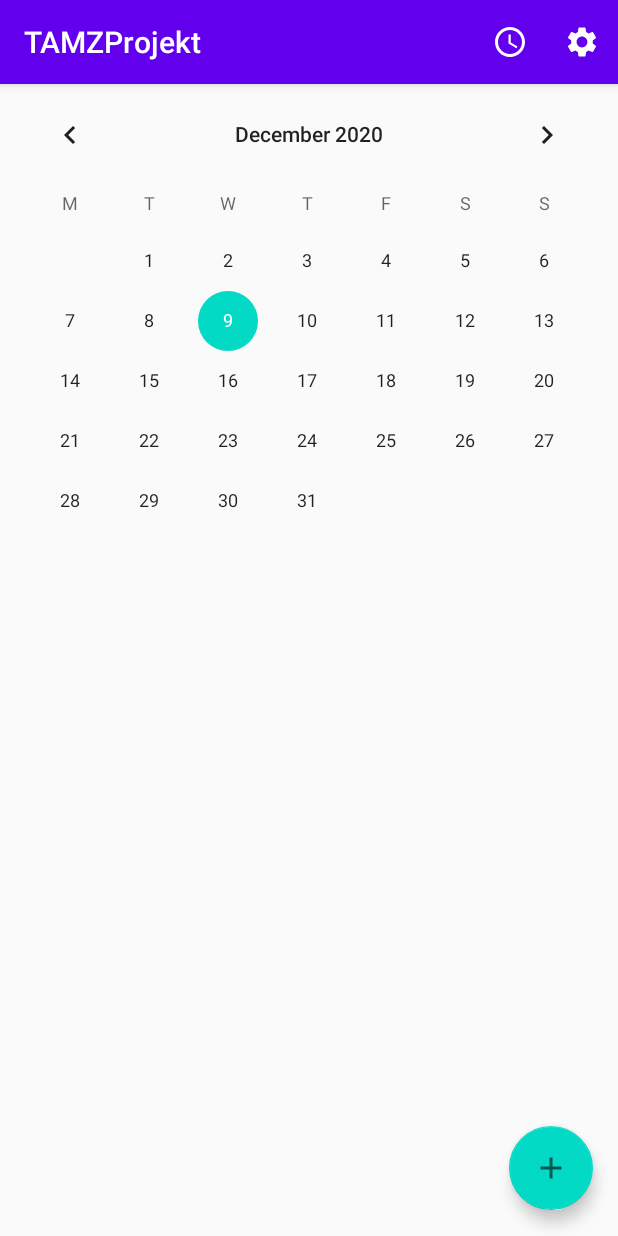
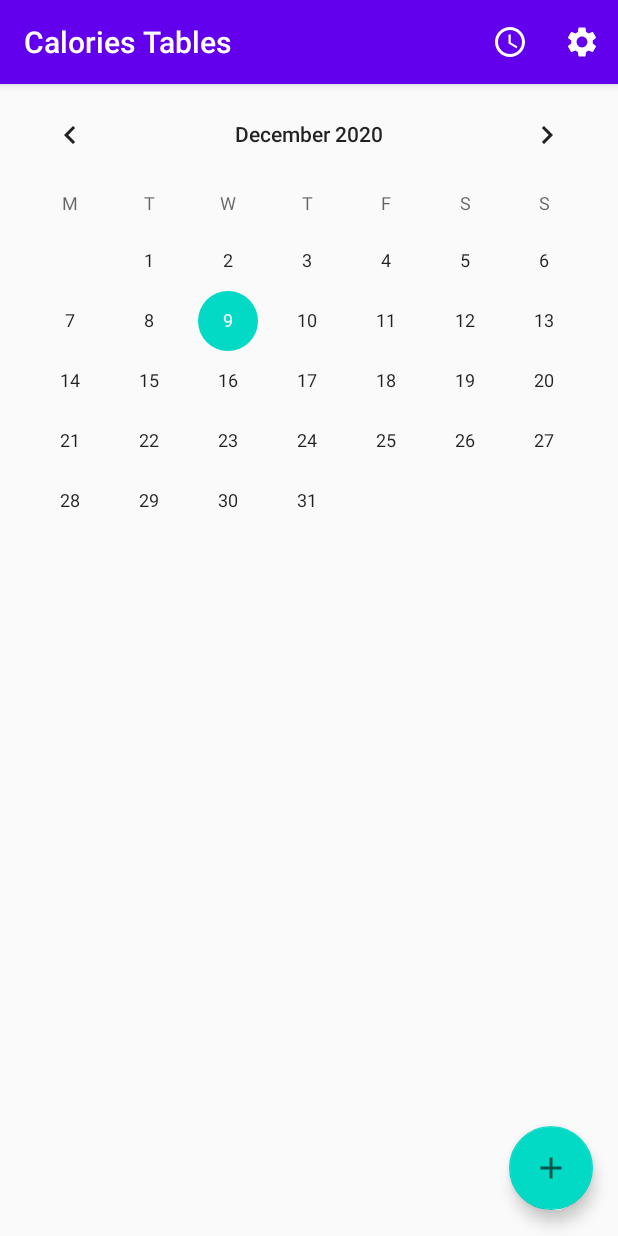
Before and after one commit to Joe5K/CalorieTables, an Android app: the screen it shows after launch (MainActivity), on a phone screen of 412 x 824 dp. Run offline under Robolectric (Android 15) with nearby library versions, the phone set to English and light mode, and no system bars.

Commit message:
fixing bugs

```diff
--- a/app/src/main/res/layout/activity_main.xml
+++ b/app/src/main/res/layout/activity_main.xml
@@ -31,8 +31,8 @@
         app:layout_constraintTop_toTopOf="parent" />
 
     <ScrollView
-        android:layout_width="408dp"
-        android:layout_height="399dp"
+        android:layout_width="wrap_content"
+        android:layout_height="wrap_content"
         app:layout_constraintEnd_toEndOf="parent"
         app:layout_constraintStart_toStartOf="parent"
         app:layout_constraintTop_toBottomOf="@+id/calendarView">
@@ -46,7 +46,7 @@
             <ListView
                 android:id="@+id/listView"
                 android:layout_width="wrap_content"
-                android:layout_height="393dp"
+                android:layout_height="376dp"
                 app:layout_constraintBottom_toBottomOf="parent"
                 app:layout_constraintEnd_toEndOf="parent"
                 app:layout_constraintHorizontal_bias="0.0"
--- a/app/src/main/res/values/strings.xml
+++ b/app/src/main/res/values/strings.xml
@@ -1,3 +1,3 @@
 <resources>
-    <string name="app_name">TAMZProjekt</string>
+    <string name="app_name">Calories Tables</string>
 </resources>
```
Also changed, not shown: app/src/main/java/com/tamz/tamzprojekt/activities/EditFoodDataActivity.java (+5 -5 lines), app/src/main/java/com/tamz/tamzprojekt/activities/NewFoodActivity.java (+12 -0 lines).
